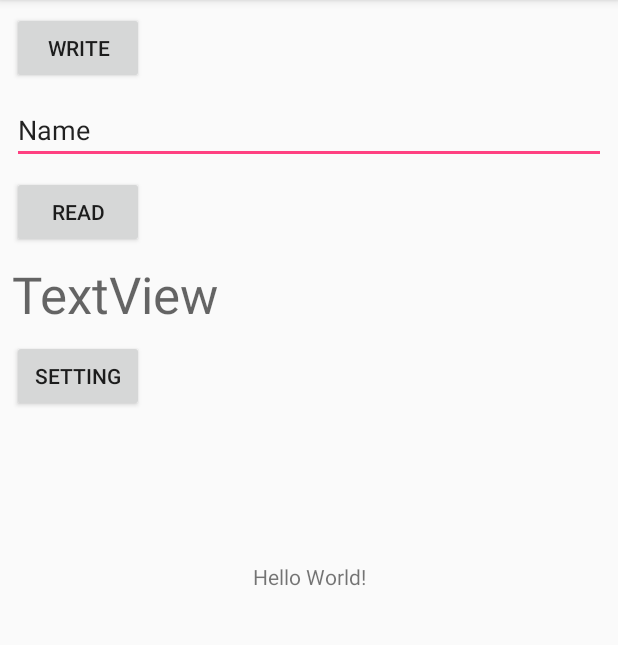
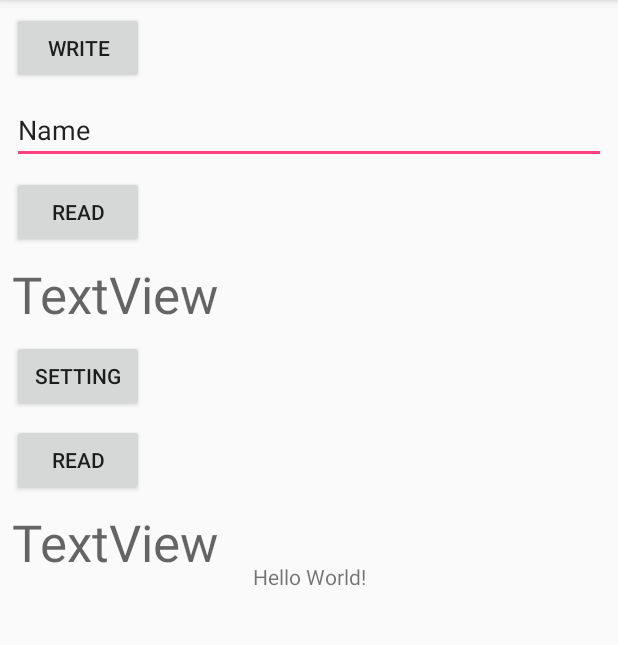
Before and after one commit to joehsu429/2018011503, an Android app: the screen it shows after launch (MainActivity), on a phone screen of 412 x 824 dp, the part 84-729 px from its top. Run offline under Robolectric (Android 15) with nearby library versions, the phone set to English and light mode, and no system bars.

Commit message:
add0116m2

```diff
--- a/app/src/main/java/com/example/student/a2018011503/MainActivity.java
+++ b/app/src/main/java/com/example/student/a2018011503/MainActivity.java
@@ -2,6 +2,7 @@ package com.example.student.a2018011503;
 
 import android.content.Intent;
 import android.content.SharedPreferences;
+import android.preference.PreferenceManager;
 import android.support.v7.app.AppCompatActivity;
 import android.os.Bundle;
 import android.view.View;
@@ -35,4 +36,11 @@ public class MainActivity extends AppCompatActivity {
         Intent it=new Intent(MainActivity.this,SettingsActivity.class);
         startActivity(it);
     }
+    public void click4(View v)//0116m2 讀取xml裡的Preference general的displayname
+    {
+        SharedPreferences sp= PreferenceManager.getDefaultSharedPreferences(this);
+        String str=sp.getString("example_text","");
+        TextView tv=findViewById(R.id.textView3);
+        tv.setText(str);
+    }
 }
--- a/app/src/main/res/layout/activity_main.xml
+++ b/app/src/main/res/layout/activity_main.xml
@@ -76,4 +76,28 @@
         app:layout_constraintStart_toStartOf="parent"
         app:layout_constraintTop_toBottomOf="@+id/textView" />
 
+    <Button
+        android:id="@+id/button4"
+        android:layout_width="wrap_content"
+        android:layout_height="wrap_content"
+        android:layout_marginStart="8dp"
+        android:layout_marginTop="8dp"
+        android:onClick="click4"
+        android:text="read"
+        app:layout_constraintStart_toStartOf="parent"
+        app:layout_constraintTop_toBottomOf="@+id/button3" />
+
+    <TextView
+        android:id="@+id/textView3"
+        android:layout_width="0dp"
+        android:layout_height="wrap_content"
+        android:layout_marginEnd="8dp"
+        android:layout_marginStart="8dp"
+        android:layout_marginTop="8dp"
+        android:text="TextView"
+        android:textAppearance="@style/TextAppearance.AppCompat.Display1"
+        app:layout_constraintEnd_toEndOf="parent"
+        app:layout_constraintStart_toStartOf="parent"
+        app:layout_constraintTop_toBottomOf="@+id/button4" />
+
 </android.support.constraint.ConstraintLayout>
--- a/app/src/main/res/xml/pref_data_sync.xml
+++ b/app/src/main/res/xml/pref_data_sync.xml
@@ -3,6 +3,9 @@
     <!-- NOTE: Hide buttons to simplify the UI. Users can touch outside the dialog to
          dismiss it. -->
     <!-- NOTE: ListPreference's summary should be set to its value by the activity code. -->
+
+    <!-- This preference simply launches an intent when selected. Use this UI sparingly, per
+         design guidelines. -->
     <ListPreference
         android:defaultValue="180"
         android:entries="@array/pref_sync_frequency_titles"
@@ -11,9 +14,6 @@
         android:negativeButtonText="@null"
         android:positiveButtonText="@null"
         android:title="@string/pref_title_sync_frequency" />
-
-    <!-- This preference simply launches an intent when selected. Use this UI sparingly, per
-         design guidelines. -->
     <Preference android:title="@string/pref_title_system_sync_settings">
         <intent android:action="android.settings.SYNC_SETTINGS" />
     </Preference>
```
